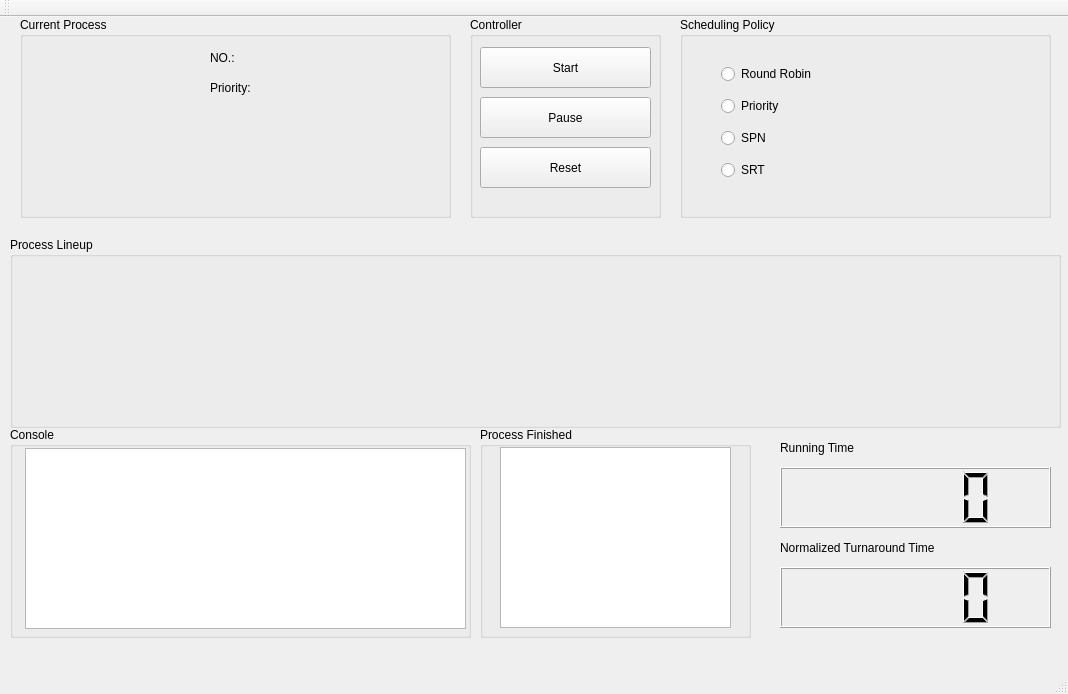
Above: mainwindow.ui from RobinEchoAlex/single-processor-scheduling-demo before the change. Below: the same form after it.
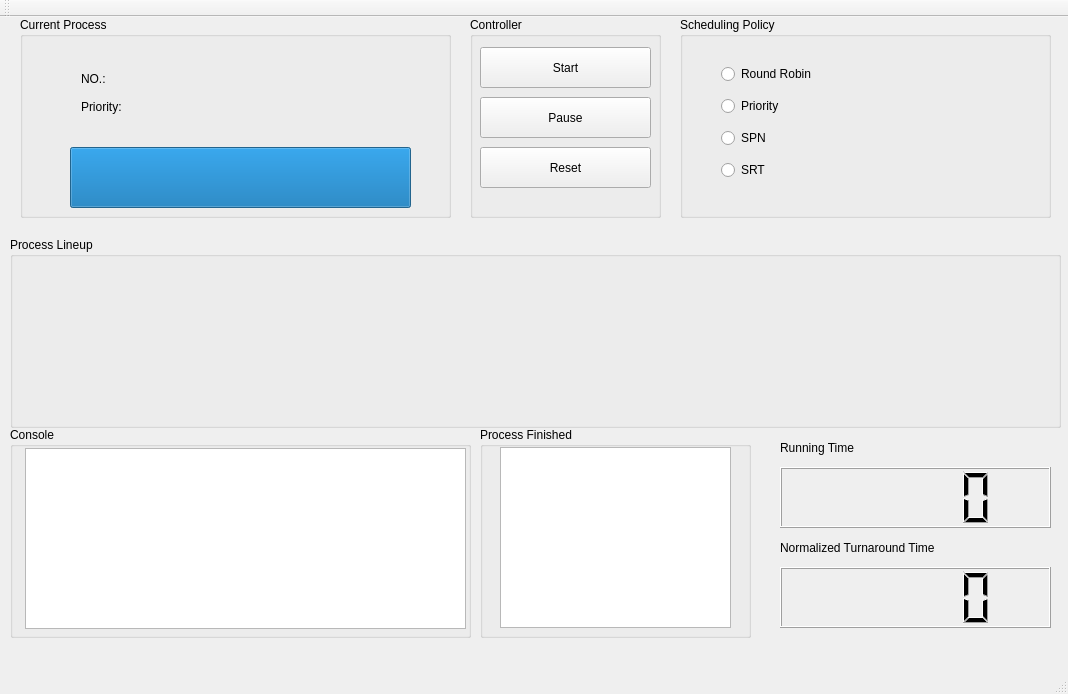
That is the form after the change.

The edit to the form file:
```diff
--- a/mainwindow.ui
+++ b/mainwindow.ui
@@ -26,31 +26,64 @@
     <property name="title">
      <string>Current Process</string>
     </property>
-    <widget class="QLabel" name="label">
+    <widget class="QProgressBar" name="progressBar">
      <property name="geometry">
       <rect>
-       <x>190</x>
-       <y>30</y>
-       <width>81</width>
-       <height>21</height>
+       <x>50</x>
+       <y>130</y>
+       <width>341</width>
+       <height>61</height>
       </rect>
      </property>
-     <property name="text">
-      <string>NO.:</string>
+     <property name="maximum">
+      <number>100</number>
+     </property>
+     <property name="value">
+      <number>100</number>
+     </property>
+     <property name="format">
+      <string/>
      </property>
     </widget>
-    <widget class="QLabel" name="label_2">
+    <widget class="QWidget" name="gridLayoutWidget">
      <property name="geometry">
       <rect>
-       <x>190</x>
-       <y>60</y>
-       <width>81</width>
-       <height>21</height>
+       <x>50</x>
+       <y>40</y>
+       <width>261</width>
+       <height>71</height>
       </rect>
      </property>
-     <property name="text">
-      <string>Priority:</string>
-     </property>
+     <layout class="QGridLayout" name="gridLayout">
+      <item row="0" column="1">
+       <widget class="QLabel" name="CurrentProcessNoValue">
+        <property name="text">
+         <string/>
+        </property>
+       </widget>
+      </item>
+      <item row="0" column="0">
+       <widget class="QLabel" name="CurrentProcessNo">
+        <property name="text">
+         <string>NO.:</string>
+        </property>
+       </widget>
+      </item>
+      <item row="1" column="0">
+       <widget class="QLabel" name="CurrentProcessPriority">
+        <property name="text">
+         <string>Priority:</string>
+        </property>
+       </widget>
+      </item>
+      <item row="1" column="1">
+       <widget class="QLabel" name="CurrentProcessPriorityValue">
+        <property name="text">
+         <string/>
+        </property>
+       </widget>
+      </item>
+     </layout>
     </widget>
    </widget>
    <widget class="QGroupBox" name="groupBox_2">
```
